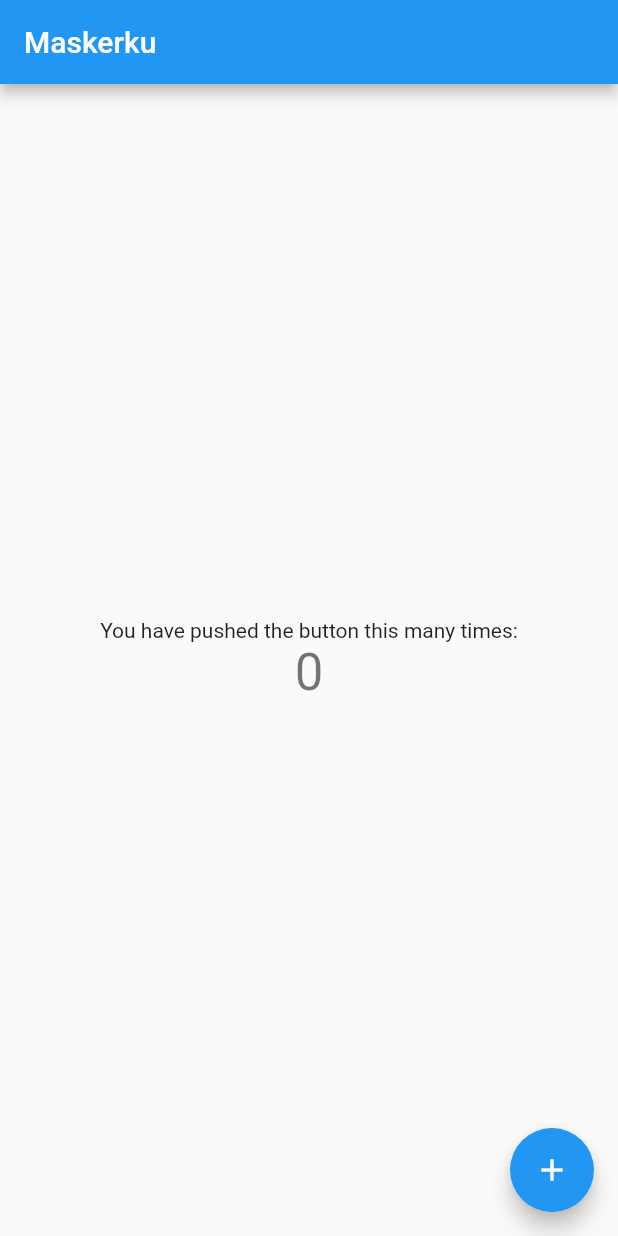
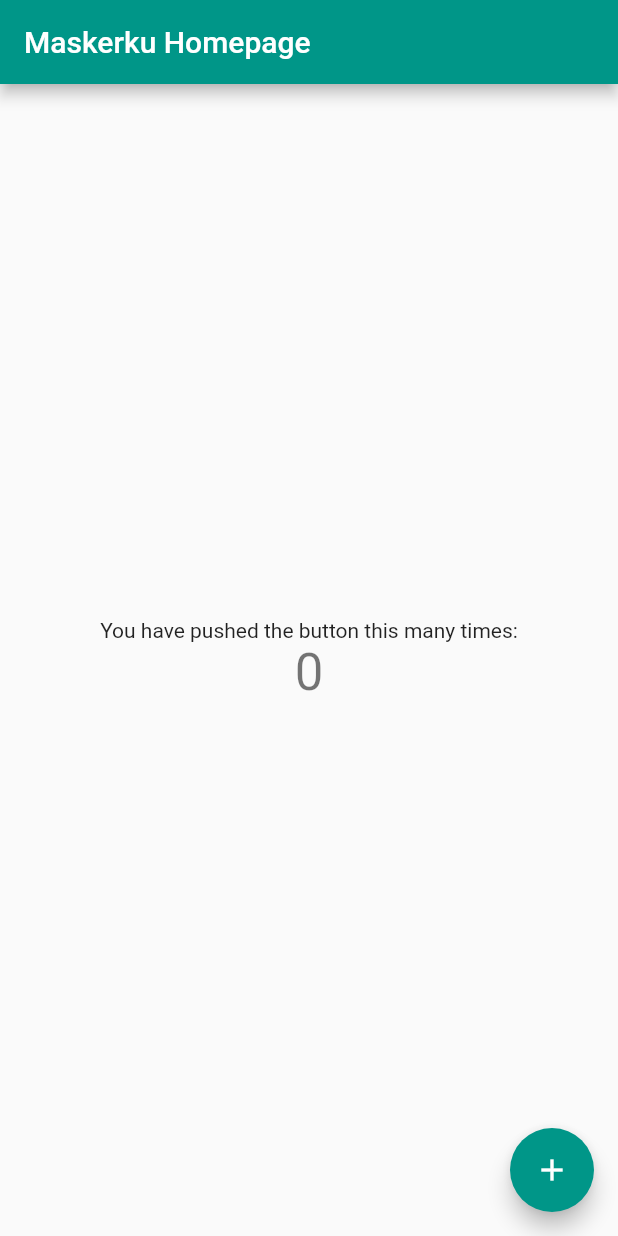
Before and after one commit to NaMLiM/Maskerku-flutter, a Flutter app: the screen it shows after launch, on a phone screen of 412 x 824 dp. Run offline on Flutter 3.47's test engine with Material 2 defaults, Android fonts, the phone set to English and light mode, and no system bars.

Commit message:
color & title change 001

```diff
--- a/lib/main.dart
+++ b/lib/main.dart
@@ -9,7 +9,7 @@ class MyApp extends StatelessWidget {
   @override
   Widget build(BuildContext context) {
     return MaterialApp(
-      title: 'Maskerku',
+      title: 'Maskerku (ini title)',
       theme: ThemeData(
         // This is the theme of your application.
         //
@@ -20,13 +20,13 @@ class MyApp extends StatelessWidget {
         // or simply save your changes to "hot reload" in a Flutter IDE).
         // Notice that the counter didn't reset back to zero; the application
         // is not restarted.
-        primarySwatch: Colors.blue,
+        primarySwatch: Colors.teal,
         // This makes the visual density adapt to the platform that you run
         // the app on. For desktop platforms, the controls will be smaller and
         // closer together (more dense) than on mobile platforms.
         visualDensity: VisualDensity.adaptivePlatformDensity,
       ),
-      home: MyHomePage(title: 'Maskerku'),
+      home: MyHomePage(title: 'Maskerku Homepage'),
     );
   }
 }
```
